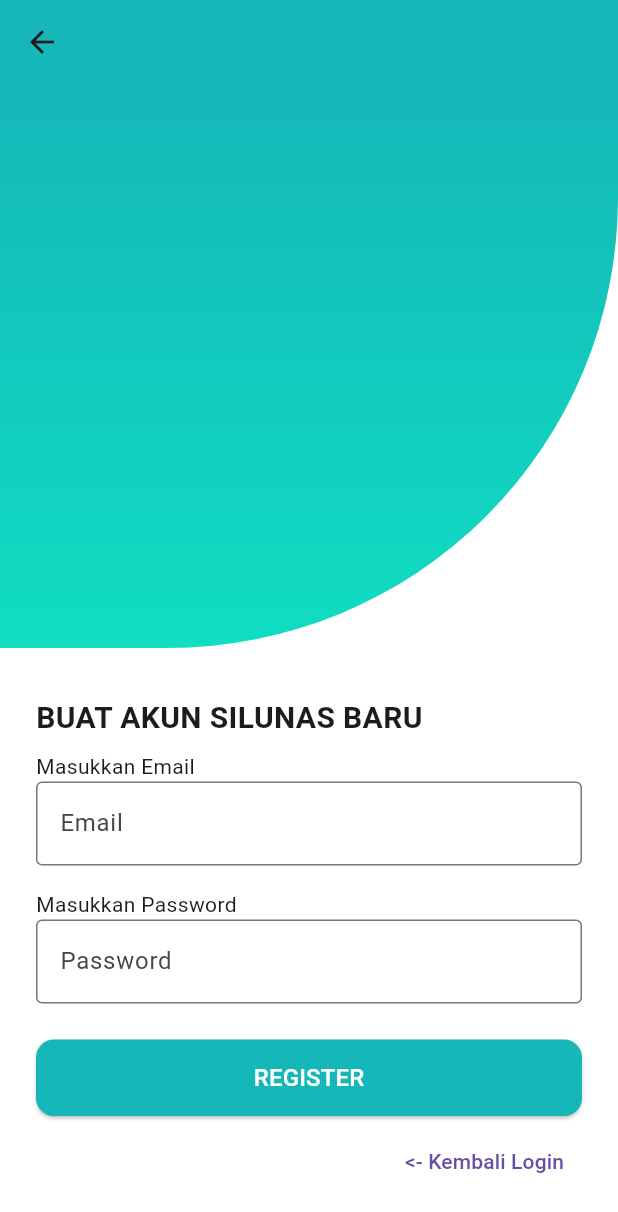
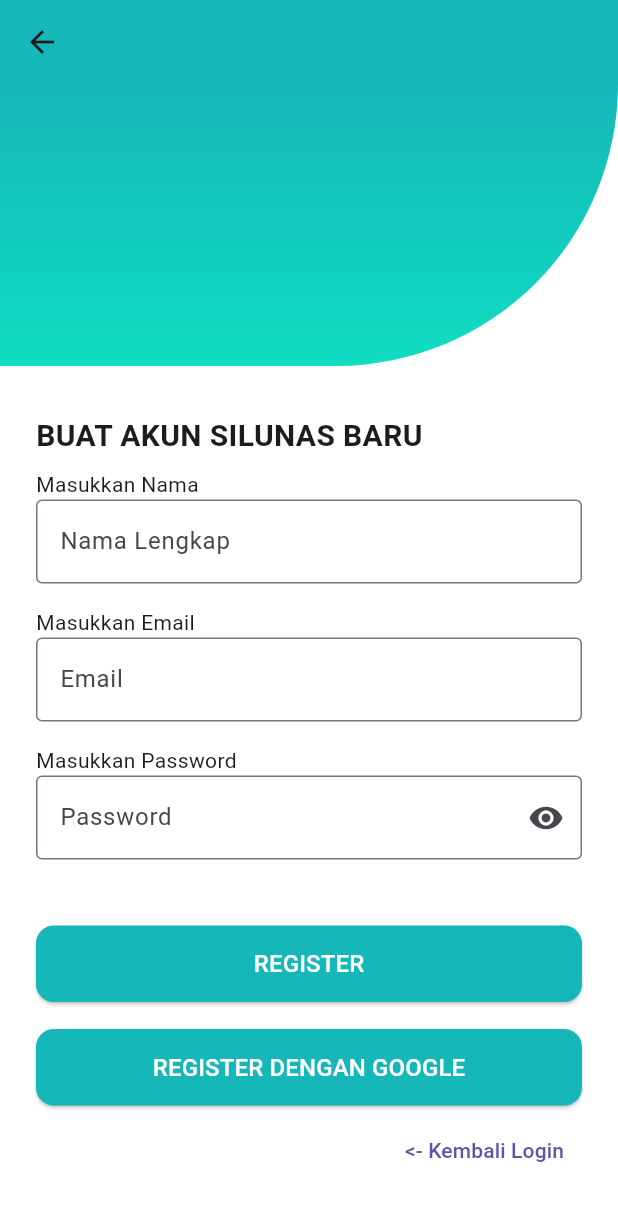
Before and after one commit to Zammil00/SiLunas, a Flutter app: the RegisterView screen opened by its route, on a phone screen of 412 x 824 dp. Shown: the top 1212 px of the screen. Run offline on Flutter 3.47's test engine with Material 3 defaults, Android fonts, the light colour scheme and no system bars; our stand-ins replace get, google_fonts.

Commit message:
Update Register View

```diff
--- a/lib/app/modules/register/controllers/register_controller.dart
+++ b/lib/app/modules/register/controllers/register_controller.dart
@@ -1,23 +1,10 @@
+import 'package:flutter/material.dart';
 import 'package:get/get.dart';
 
 class RegisterController extends GetxController {
-  //TODO: Implement RegisterController
+  RxBool isHide = true.obs;
 
-  final count = 0.obs;
-  @override
-  void onInit() {
-    super.onInit();
-  }
-
-  @override
-  void onReady() {
-    super.onReady();
-  }
-
-  @override
-  void onClose() {
-    super.onClose();
-  }
-
-  void increment() => count.value++;
+  TextEditingController nameC = TextEditingController();
+  TextEditingController emailC = TextEditingController();
+  TextEditingController passC = TextEditingController();
 }
--- a/lib/app/modules/register/views/register_view.dart
+++ b/lib/app/modules/register/views/register_view.dart
@@ -35,7 +35,7 @@ class RegisterView extends GetView<RegisterController> {
             SizedBox(height: 16),
             // Bagian bawah (text + button)
             Expanded(
-              flex: 1,
+              flex: 3,
               child: Padding(
                 padding: const EdgeInsets.symmetric(
                   horizontal: 24,
@@ -53,11 +53,22 @@ class RegisterView extends GetView<RegisterController> {
                       ),
                     ),
                     const SizedBox(height: 8),
+
                     Column(
                       crossAxisAlignment: CrossAxisAlignment.start,
                       children: [
+                        Text("Masukkan Nama"),
+                        TextField(
+                          controller: controller.nameC,
+                          decoration: InputDecoration(
+                            border: OutlineInputBorder(),
+                            hintText: 'Nama Lengkap',
+                          ),
+                        ),
+                        SizedBox(height: 16),
                         Text("Masukkan Email"),
                         TextField(
+                          controller: controller.emailC,
                           decoration: InputDecoration(
                             border: OutlineInputBorder(),
                             hintText: 'Email',
@@ -65,16 +76,27 @@ class RegisterView extends GetView<RegisterController> {
                         ),
                         SizedBox(height: 16),
                         Text("Masukkan Password"),
-                        TextField(
-                          obscureText: true,
-                          decoration: InputDecoration(
-                            border: OutlineInputBorder(),
-                            hintText: 'Password',
+                        Obx(
+                          () => TextField(
+                            controller: controller.passC,
+                            obscureText: controller.isHide.value,
+                            decoration: InputDecoration(
+                              border: OutlineInputBorder(),
+                              hintText: 'Password',
+                              suffixIcon: IconButton(
+                                onPressed: () {
+                                  controller.isHide.toggle();
+                                },
+                                icon: (controller.isHide.value)
+                                    ? const Icon(Icons.visibility)
+                                    : const Icon(Icons.visibility_off),
+                              ),
+                            ),
                           ),
                         ),
                       ],
                     ),
-                    const SizedBox(height: 24),
+                    const SizedBox(height: 44),
                     SizedBox(
                       width: double.infinity,
                       child: ElevatedButton(
@@ -88,6 +110,24 @@ class RegisterView extends GetView<RegisterController> {
                         onPressed: () {},
                         child: const Text(
                           "REGISTER",
+                          style: TextStyle(fontSize: 16, color: Colors.white),
+                        ),
+                      ),
+                    ),
+                    SizedBox(height: 18),
+                    SizedBox(
+                      width: double.infinity,
+                      child: ElevatedButton(
+                        style: ElevatedButton.styleFrom(
+                          backgroundColor: const Color(AppColor.main),
+                          padding: const EdgeInsets.symmetric(vertical: 14),
+                          shape: RoundedRectangleBorder(
+                            borderRadius: BorderRadius.circular(12),
+                          ),
+                        ),
+                        onPressed: () {},
+                        child: const Text(
+                          "REGISTER DENGAN GOOGLE",
                           style: TextStyle(fontSize: 16, color: Colors.white),
                         ),
                       ),
```
